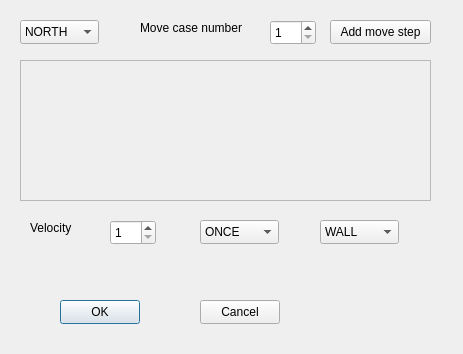
LeVirus/NietLevelEditor, file NietLevelEditor/MoveableWallForm.ui: the form before one commit.
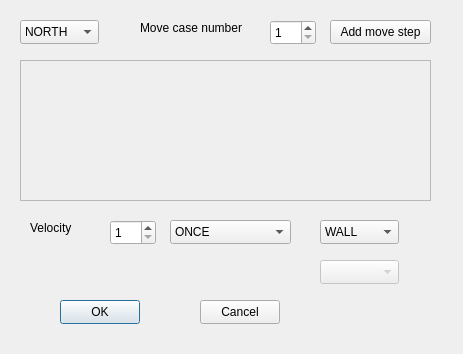
The form after the commit.

Commit message: Add trigger appearence comboBox and unactive when necessary.

```diff
--- a/NietLevelEditor/MoveableWallForm.ui
+++ b/NietLevelEditor/MoveableWallForm.ui
@@ -191,9 +191,9 @@
   <widget class="QComboBox" name="comboBoxTriggerBehaviourType">
    <property name="geometry">
     <rect>
-     <x>200</x>
+     <x>170</x>
      <y>220</y>
-     <width>79</width>
+     <width>121</width>
      <height>24</height>
     </rect>
    </property>
@@ -218,6 +218,19 @@
     </property>
    </item>
   </widget>
+  <widget class="QComboBox" name="comboBoxTriggerAppearence">
+   <property name="enabled">
+    <bool>false</bool>
+   </property>
+   <property name="geometry">
+    <rect>
+     <x>320</x>
+     <y>260</y>
+     <width>79</width>
+     <height>24</height>
+    </rect>
+   </property>
+  </widget>
  </widget>
  <resources/>
  <connections/>
```
The commit also changes 2 other files.
